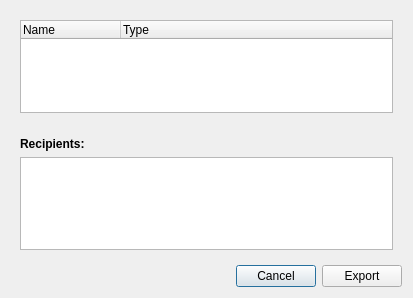
Qt form ToDoListExport.ui (Entomologist/entomologist) before a commit.
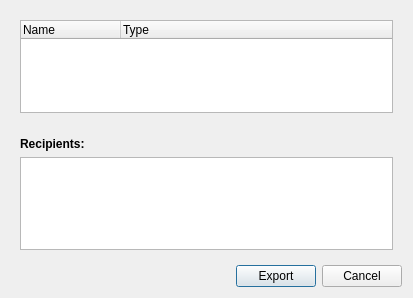
The same form after that commit.

Patch:
```diff
--- a/ToDoListExport.ui
+++ b/ToDoListExport.ui
@@ -84,16 +84,16 @@
       </spacer>
      </item>
      <item>
-      <widget class="QPushButton" name="cancelButton">
+      <widget class="QPushButton" name="exportButton">
        <property name="text">
-        <string>Cancel</string>
+        <string>Export</string>
        </property>
       </widget>
      </item>
      <item>
-      <widget class="QPushButton" name="exportButton">
+      <widget class="QPushButton" name="cancelButton">
        <property name="text">
-        <string>Export</string>
+        <string>Cancel</string>
        </property>
       </widget>
      </item>
```
